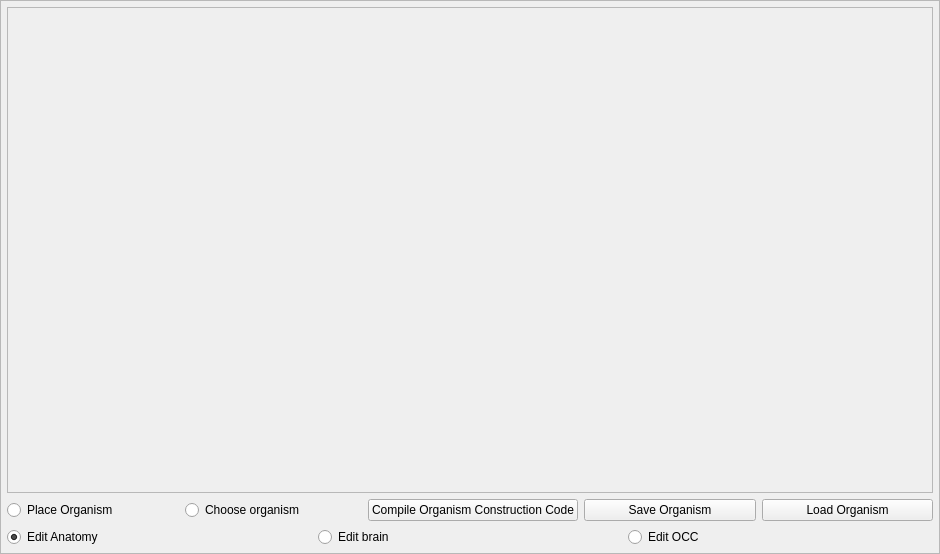
First picture: the form in Source/UiFiles/editor.ui, repository SuperSpaceEye/LifeEngineExtended, before the edit.
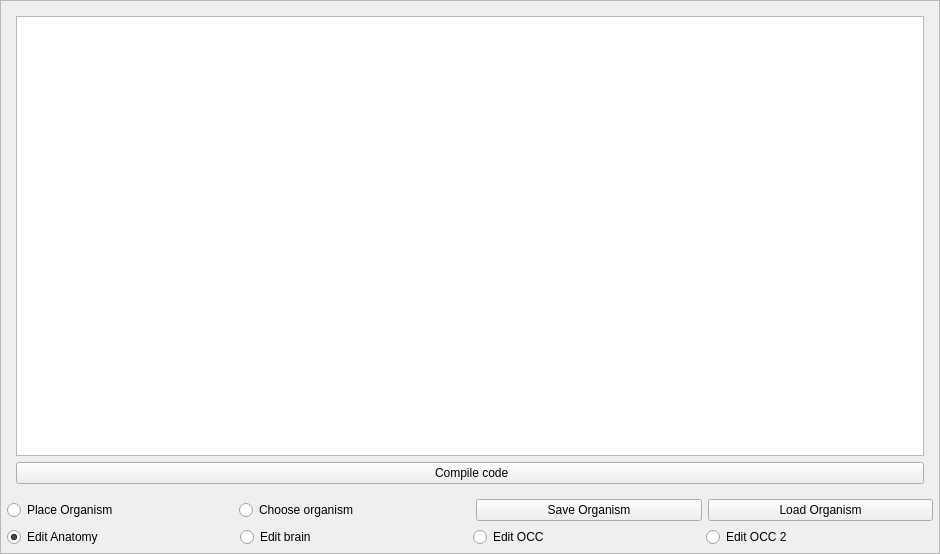
Second picture: the form after the edit.

The edit to the form file:
```diff
--- a/Source/UiFiles/editor.ui
+++ b/Source/UiFiles/editor.ui
@@ -83,7 +83,7 @@
              </sizepolicy>
             </property>
             <property name="currentIndex">
-             <number>2</number>
+             <number>3</number>
             </property>
             <widget class="QWidget" name="anatomy_edit_page">
              <layout class="QVBoxLayout" name="verticalLayout_3">
@@ -593,6 +593,13 @@
                        </item>
                       </layout>
                      </item>
+                     <item>
+                      <widget class="QPushButton" name="b_compile_occ">
+                       <property name="text">
+                        <string>Compile Organism Construction Code</string>
+                       </property>
+                      </widget>
+                     </item>
                     </layout>
                    </widget>
                   </widget>
@@ -602,6 +609,20 @@
               </item>
              </layout>
             </widget>
+            <widget class="QWidget" name="page_2">
+             <layout class="QVBoxLayout" name="verticalLayout_10">
+              <item>
+               <widget class="QTextEdit" name="te_occ_edit_window"/>
+              </item>
+              <item>
+               <widget class="QPushButton" name="b_compile_occ_temp">
+                <property name="text">
+                 <string> Compile code</string>
+                </property>
+               </widget>
+              </item>
+             </layout>
+            </widget>
            </widget>
           </item>
           <item>
@@ -653,13 +674,6 @@
                 </attribute>
                </widget>
               </item>
-              <item>
-               <widget class="QPushButton" name="b_compile_occ">
-                <property name="text">
-                 <string>Compile Organism Construction Code</string>
-                </property>
-               </widget>
-              </item>
               <item>
                <widget class="QPushButton" name="b_save_organism">
                 <property name="text">
@@ -711,6 +725,16 @@
                 </attribute>
                </widget>
               </item>
+              <item>
+               <widget class="QRadioButton" name="rb_edit_occ_2">
+                <property name="text">
+                 <string>Edit OCC 2</string>
+                </property>
+                <attribute name="buttonGroup">
+                 <string notr="true">edit_group</string>
+                </attribute>
+               </widget>
+              </item>
              </layout>
             </item>
            </layout>
```
Left out of the diff: 36 changed lines with no effect on the pictures.
